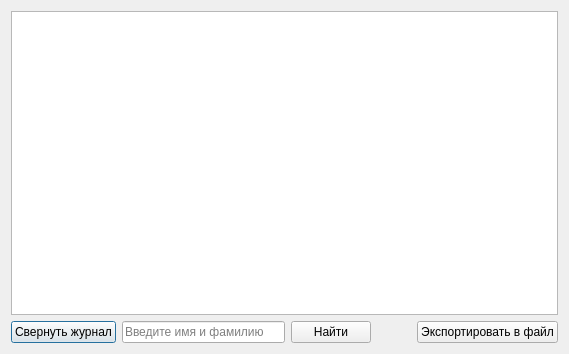
This is Qt/Lab_1/wiewjournaluser.ui in avasyutkin/term_2 as Qt 5 draws it before an edit. The edited form follows.
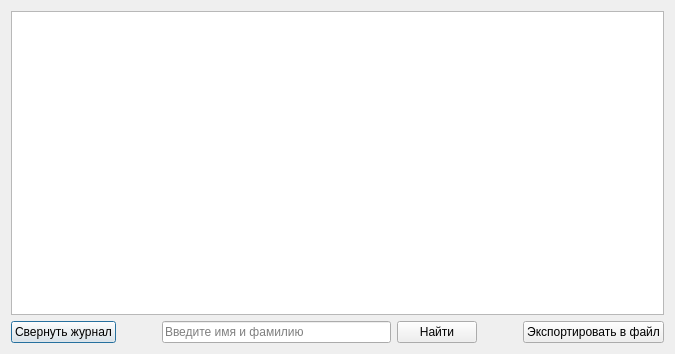
This is the edited form.

Patch:
```diff
--- a/Qt/Lab_1/wiewjournaluser.ui
+++ b/Qt/Lab_1/wiewjournaluser.ui
@@ -6,7 +6,7 @@
    <rect>
     <x>0</x>
     <y>0</y>
-    <width>569</width>
+    <width>675</width>
     <height>354</height>
    </rect>
   </property>
@@ -30,6 +30,22 @@
            </property>
           </widget>
          </item>
+         <item>
+          <spacer name="horizontalSpacer_2">
+           <property name="orientation">
+            <enum>Qt::Horizontal</enum>
+           </property>
+           <property name="sizeType">
+            <enum>QSizePolicy::Maximum</enum>
+           </property>
+           <property name="sizeHint" stdset="0">
+            <size>
+             <width>40</width>
+             <height>20</height>
+            </size>
+           </property>
+          </spacer>
+         </item>
          <item>
           <layout class="QHBoxLayout" name="horizontalLayout">
            <item>
```
